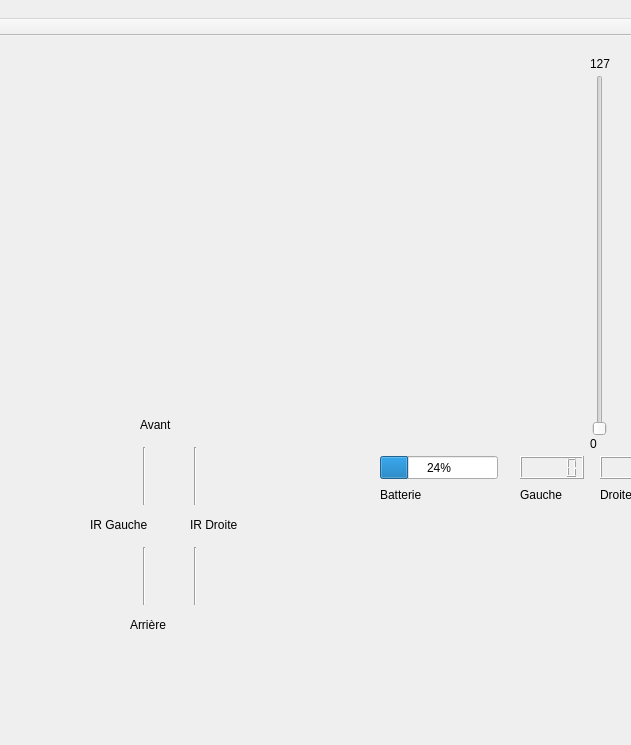
Old version of the form mainwindow.ui in the repository monsieur7/robotProjet; both pictures show x 100 to 731 and y 0 to 745 of the 1453 by 745 pixel window.
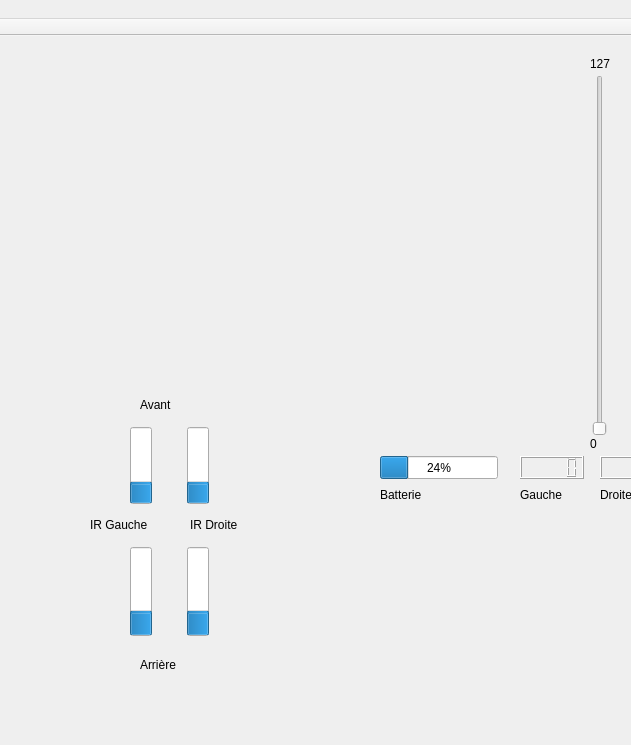
New version of the form.

Commit message: adding UI progress bar and code fr IR sensors => TO TEST

Diff of the .ui file:
```diff
--- a/mainwindow.ui
+++ b/mainwindow.ui
@@ -89,8 +89,8 @@
    <widget class="QWidget" name="gridLayoutWidget_2">
     <property name="geometry">
      <rect>
-      <x>190</x>
-      <y>90</y>
+      <x>180</x>
+      <y>70</y>
       <width>461</width>
       <height>281</height>
      </rect>
@@ -231,21 +231,27 @@
     <property name="geometry">
      <rect>
       <x>190</x>
-      <y>400</y>
+      <y>380</y>
       <width>160</width>
-      <height>80</height>
+      <height>99</height>
      </rect>
     </property>
     <layout class="QGridLayout" name="gridLayout_3">
-     <item row="0" column="1">
-      <widget class="Line" name="line_2">
+     <item row="0" column="0">
+      <widget class="QProgressBar" name="HAUT_DROITE">
+       <property name="value">
+        <number>24</number>
+       </property>
        <property name="orientation">
         <enum>Qt::Vertical</enum>
        </property>
       </widget>
      </item>
-     <item row="0" column="0">
-      <widget class="Line" name="line">
+     <item row="0" column="1">
+      <widget class="QProgressBar" name="HAUT_GAUCHE">
+       <property name="value">
+        <number>24</number>
+       </property>
        <property name="orientation">
         <enum>Qt::Vertical</enum>
        </property>
@@ -259,19 +265,25 @@
       <x>190</x>
       <y>500</y>
       <width>160</width>
-      <height>80</height>
+      <height>111</height>
      </rect>
     </property>
     <layout class="QGridLayout" name="gridLayout_4">
      <item row="0" column="0">
-      <widget class="Line" name="line_3">
+      <widget class="QProgressBar" name="BAS_GAUCHE">
+       <property name="value">
+        <number>24</number>
+       </property>
        <property name="orientation">
         <enum>Qt::Vertical</enum>
        </property>
       </widget>
      </item>
      <item row="0" column="1">
-      <widget class="Line" name="line_4">
+      <widget class="QProgressBar" name="BAS_DROIT">
+       <property name="value">
+        <number>24</number>
+       </property>
        <property name="orientation">
         <enum>Qt::Vertical</enum>
        </property>
@@ -309,7 +321,7 @@
     <property name="geometry">
      <rect>
       <x>240</x>
-      <y>380</y>
+      <y>360</y>
       <width>67</width>
       <height>17</height>
      </rect>
@@ -321,8 +333,8 @@
    <widget class="QLabel" name="label_9">
     <property name="geometry">
      <rect>
-      <x>230</x>
-      <y>580</y>
+      <x>240</x>
+      <y>620</y>
       <width>67</width>
       <height>17</height>
      </rect>
```
The commit also changes 1 other file.
